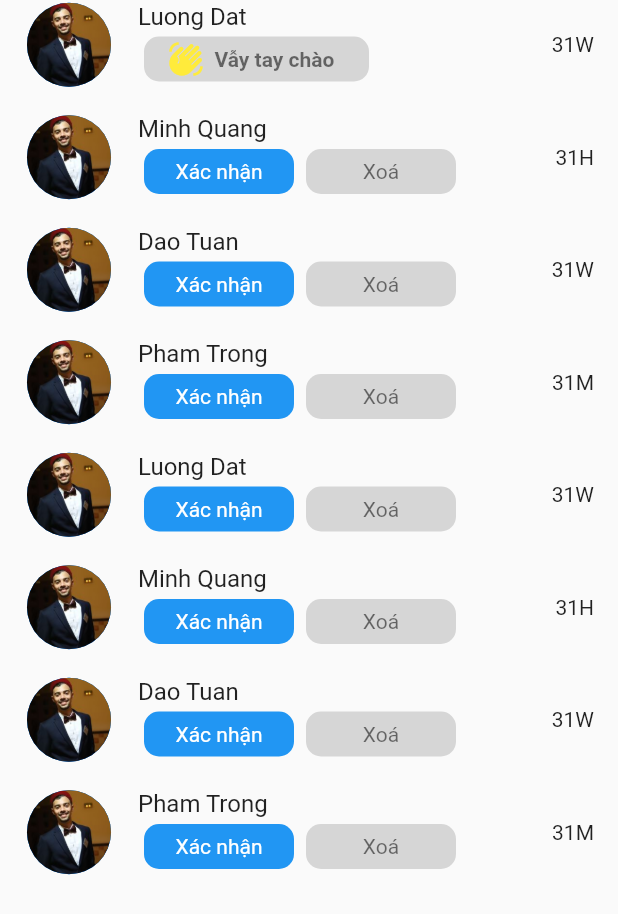
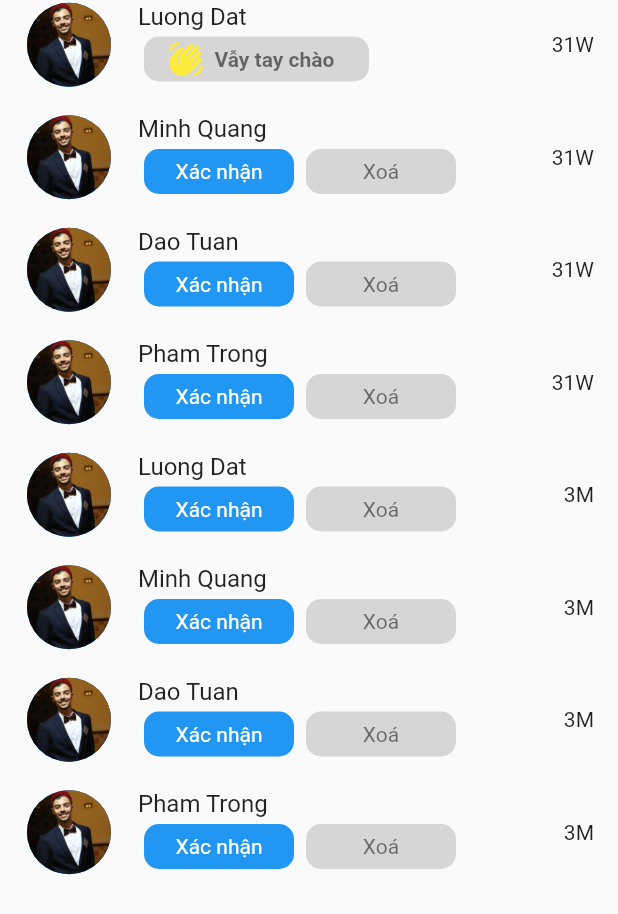
Before and after one commit to nbtpj/foodnet_01, a Flutter app: the Friends screen opened directly, after a tap on "Xác nhận", on a phone screen of 412 x 824 dp. Shown: the part 313-1227 px from the top of the screen. Run offline on Flutter 3.47's test engine with Material 2 defaults, Android fonts, the phone set to English and light mode, and no system bars; our stand-ins replace carousel_slider, curved_navigation_bar, firebase_auth, firebase_core, firebase_database, firebase_storage and 3 more; accounts and stored records are empty.

Commit message:
add friend data form

```diff
--- a/lib/ui/screens/friend/friend_invitations.dart
+++ b/lib/ui/screens/friend/friend_invitations.dart
@@ -2,18 +2,9 @@ import 'package:flutter/material.dart';
 import 'package:foodnet_01/ui/screens/friend/friend_list.dart';
 import 'package:foodnet_01/util/navigate.dart';
 
+import '../../../util/data.dart';
+import '../../../util/entities.dart';
 import '../../components/friend_item.dart';
-
-List friends = [
-  {"name": "Luong Dat", "time": "31W", "userAsset": "assets/friend/tarek.jpg"},
-  {"name": "Minh Quang", "time": "31H", "userAsset": "assets/friend/tarek.jpg"},
-  {"name": "Dao Tuan", "time": "31W", "userAsset": "assets/friend/tarek.jpg"},
-  {"name": "Pham Trong", "time": "31M", "userAsset": "assets/friend/tarek.jpg"},
-  {"name": "Luong Dat", "time": "31W", "userAsset": "assets/friend/tarek.jpg"},
-  {"name": "Minh Quang", "time": "31H", "userAsset": "assets/friend/tarek.jpg"},
-  {"name": "Dao Tuan", "time": "31W", "userAsset": "assets/friend/tarek.jpg"},
-  {"name": "Pham Trong", "time": "31M", "userAsset": "assets/friend/tarek.jpg"},
-];
 
 class Friends extends StatefulWidget {
   const Friends({Key? key}) : super(key: key);
@@ -23,10 +14,16 @@ class Friends extends StatefulWidget {
 }
 
 class _FriendsState extends State<Friends> {
+  dynamic friendList;
   void _eraseFriendsList(int index) {
     setState(() {
-      friends.removeAt(index);
+      friendList.removeAt(index);
     });
+  }
+
+  Future<List<FriendData>> fetchRootFriend() async {
+    //todo: implement get root post (categorical post)
+    return get_friends(Filter(search_type: "friend_invitations")).toList();
   }
 
   @override
@@ -107,7 +104,12 @@ class _FriendsState extends State<Friends> {
                 ],
               ),
             ),
-            ListView.separated(
+            FutureBuilder<List<FriendData>>(
+                future: fetchRootFriend(),
+                builder: (context, snapshot) {
+                  if (snapshot.hasData) {
+                    friendList = snapshot.data ?? [];
+                    return ListView.separated(
                         scrollDirection: Axis.vertical,
                         shrinkWrap: true,
                         separatorBuilder: (BuildContext context, int index) {
@@ -115,18 +117,23 @@ class _FriendsState extends State<Friends> {
                             height: 10,
                           );
                         },
-                itemCount: friends.length,
+                        itemCount: friendList.length,
                         itemBuilder: (BuildContext context, int index) {
-                  Map friendItem = friends[index];
+                          var friendItem = friendList[index];
                           return FriendItem(
-                    userAsset: friendItem['userAsset'],
-                    name: friendItem['name'],
-                    time: friendItem['time'],
+                            userAsset: friendItem.userAsset,
+                            name: friendItem.name,
+                            time: friendItem.time!,
                             eraseFriendsList: _eraseFriendsList,
                             index: index,
                           );
                         }
-            ),
+                    );
+                  } else {
+                    return const Center();
+                  }
+                }),
+
           ],
         ),
       ),
--- a/lib/ui/screens/friend/friend_list.dart
+++ b/lib/ui/screens/friend/friend_list.dart
@@ -1,18 +1,9 @@
 import 'package:flutter/material.dart';
+import 'package:foodnet_01/util/data.dart';
+import 'package:foodnet_01/util/entities.dart';
 
 import '../../../util/navigate.dart';
 import '../../components/friend_item.dart';
-
-List friend1s = [
-  {"name": "Luong Dat", "mutualism": 10, "userAsset": "assets/friend/tarek.jpg"},
-  {"name": "Minh Quang", "mutualism": 10, "userAsset": "assets/friend/tarek.jpg"},
-  {"name": "Dao Tuan", "mutualism": 10, "userAsset": "assets/friend/tarek.jpg"},
-  {"name": "Pham Trong", "mutualism": 10, "userAsset": "assets/friend/tarek.jpg"},
-  {"name": "Luong Dat", "mutualism": 10, "userAsset": "assets/friend/tarek.jpg"},
-  {"name": "Minh Quang", "mutualism": 10, "userAsset": "assets/friend/tarek.jpg"},
-  {"name": "Dao Tuan", "mutualism": 10, "userAsset": "assets/friend/tarek.jpg"},
-  {"name": "Pham Trong", "mutualism": 10, "userAsset": "assets/friend/tarek.jpg"},
-];
 
 class FriendList extends StatefulWidget {
   const FriendList({Key? key}) : super(key: key);
@@ -30,6 +21,10 @@ class _FriendListState extends State<FriendList> {
 
   @override
   Widget build(BuildContext context) {
+    Future<List<FriendData>> fetchRootFriend() async {
+      //todo: implement get root post (categorical post)
+      return get_friends(Filter(search_type: "friend_list")).toList();
+    }
     return Scaffold(
       body: SingleChildScrollView(
         scrollDirection: Axis.vertical,
@@ -106,7 +101,12 @@ class _FriendListState extends State<FriendList> {
               ),
             ),
 
-            ListView.separated(
+            FutureBuilder<List<FriendData>>(
+                future: fetchRootFriend(),
+                builder: (context, snapshot) {
+                  if (snapshot.hasData) {
+                    var friendList = snapshot.data ?? [];
+                    return ListView.separated(
                         scrollDirection: Axis.vertical,
                         shrinkWrap: true,
                         separatorBuilder: (BuildContext context, int index) {
@@ -114,16 +114,21 @@ class _FriendListState extends State<FriendList> {
                             height: 10,
                           );
                         },
-                itemCount: friend1s.length,
+                        itemCount: friendList.length,
                         itemBuilder: (BuildContext context, int index) {
-                  Map friendItem = friend1s[index];
+                          var friendItem = friendList[index];
                           return FriendListItem(
-                    userAsset: friendItem['userAsset'],
-                    name: friendItem['name'],
-                    mutual_friends: friendItem['mutualism'],
+                            userAsset: friendItem.userAsset,
+                            name: friendItem.name,
+                            mutual_friends: friendItem.mutualism!,
                           );
                         }
-            ),
+                    );
+                  } else {
+                    return const Center();
+                  }
+                })
+
           ],
         ),
       ),
--- a/lib/util/data.dart
+++ b/lib/util/data.dart
@@ -103,17 +103,101 @@ Stream<PostData> get_posts(Filter filter) async* {
   // ver 1: giả dữ liệu local
 }
 
-Future<UserData?> get_user(String id) async {
+Future<FriendData?> get_friend(String id) async {
   /// hàm lấy một đối tượng UserData dựa trên id
   // TODO: implement get_user
   return null;
 }
 
-Stream<UserData> get_users(Filter filter) async* {
+Stream<FriendData> get_friends(Filter filter) async* {
   /// lấy 1 danh sách user theo điều kiệu lọc
   /// trả về dạng stream
   // TODO: implement get_users
-  yield UserData();
+  if (filter.search_type! == "friend_invitations") {
+    yield FriendData(
+        id: '1',
+        name: "Luong Dat",
+        userAsset: "assets/friend/tarek.jpg",
+        time: "31W");
+    yield FriendData(
+        id: '2',
+        name: "Minh Quang",
+        userAsset: "assets/friend/tarek.jpg",
+        time: "31W");
+    yield FriendData(
+        id: '3',
+        name: "Dao Tuan",
+        userAsset: "assets/friend/tarek.jpg",
+        time: "31W");
+    yield FriendData(
+        id: '4',
+        name: "Pham Trong",
+        userAsset: "assets/friend/tarek.jpg",
+        time: "31W");
+    yield FriendData(
+        id: '5',
+        name: "Luong Dat",
+        userAsset: "assets/friend/tarek.jpg",
+        time: "3M");
+    yield FriendData(
+        id: '6',
+        name: "Minh Quang",
+        userAsset: "assets/friend/tarek.jpg",
+        time: "3M");
+    yield FriendData(
+        id: '7',
+        name: "Dao Tuan",
+        userAsset: "assets/friend/tarek.jpg",
+        time: "3M");
+    yield FriendData(
+        id: '8',
+        name: "Pham Trong",
+        userAsset: "assets/friend/tarek.jpg",
+        time: "3M");
+  }
+
+  if (filter.search_type! == "friend_list") {
+    yield FriendData(
+        id: '1',
+        name: "Luong Dat",
+        userAsset: "assets/friend/tarek.jpg",
+        mutualism: 10);
+    yield FriendData(
+        id: '2',
+        name: "Minh Quang",
+        userAsset: "assets/friend/tarek.jpg",
+        mutualism: 10);
+    yield FriendData(
+        id: '3',
+        name: "Dao Tuan",
+        userAsset: "assets/friend/tarek.jpg",
+        mutualism: 10);
+    yield FriendData(
+        id: '4',
+        name: "Pham Trong",
+        userAsset: "assets/friend/tarek.jpg",
+        mutualism: 10);
+    yield FriendData(
+        id: '5',
+        name: "Luong Dat",
+        userAsset: "assets/friend/tarek.jpg",
+        mutualism: 10);
+    yield FriendData(
+        id: '6',
+        name: "Minh Quang",
+        userAsset: "assets/friend/tarek.jpg",
+        mutualism: 10);
+    yield FriendData(
+        id: '7',
+        name: "Dao Tuan",
+        userAsset: "assets/friend/tarek.jpg",
+        mutualism: 10);
+    yield FriendData(
+        id: '8',
+        name: "Pham Trong",
+        userAsset: "assets/friend/tarek.jpg",
+        mutualism: 10);
+  }
 }
 
 Stream<Tuple2<double, Object>?> search(Filter filter) async* {
--- a/lib/util/entities.dart
+++ b/lib/util/entities.dart
@@ -48,7 +48,21 @@ class BoxChatData implements LazyLoadData {
   }
 }
 
-class UserData implements LazyLoadData {
+class FriendData implements LazyLoadData {
+  String? id;
+  String name;
+  String? time;
+  String userAsset;
+  int? mutualism;
+
+  FriendData({
+    this.id,
+    required this.name,
+    this.time,
+    required this.userAsset,
+    this.mutualism,
+  });
+
   @override
   void loadMore() {
     // TODO: implement loadMore
```
Lines whose indentation alone changed are shown as unchanged.
